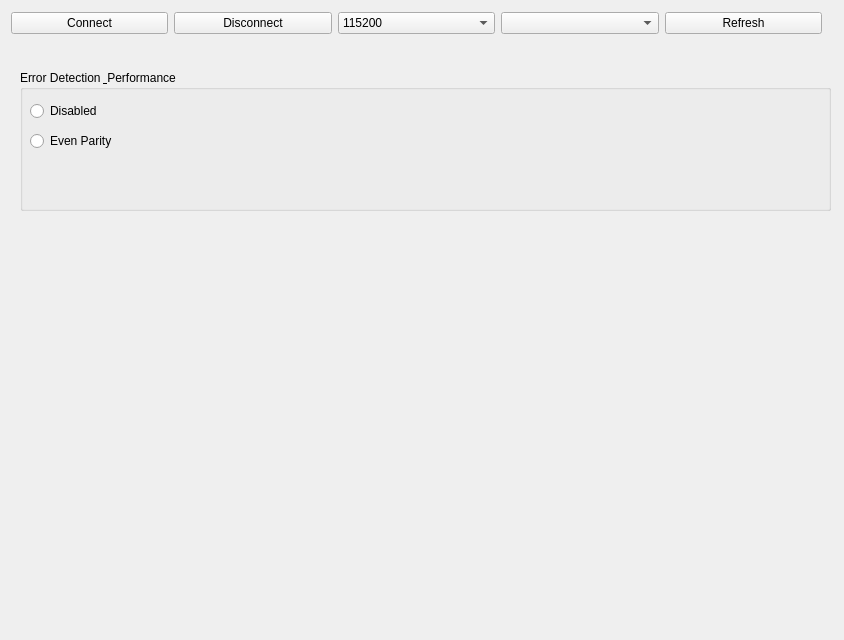
Above: View/tab_setup.ui from AakashKumar21/EmbeddedToolbox-GUI before the change. Below: the same form after it.
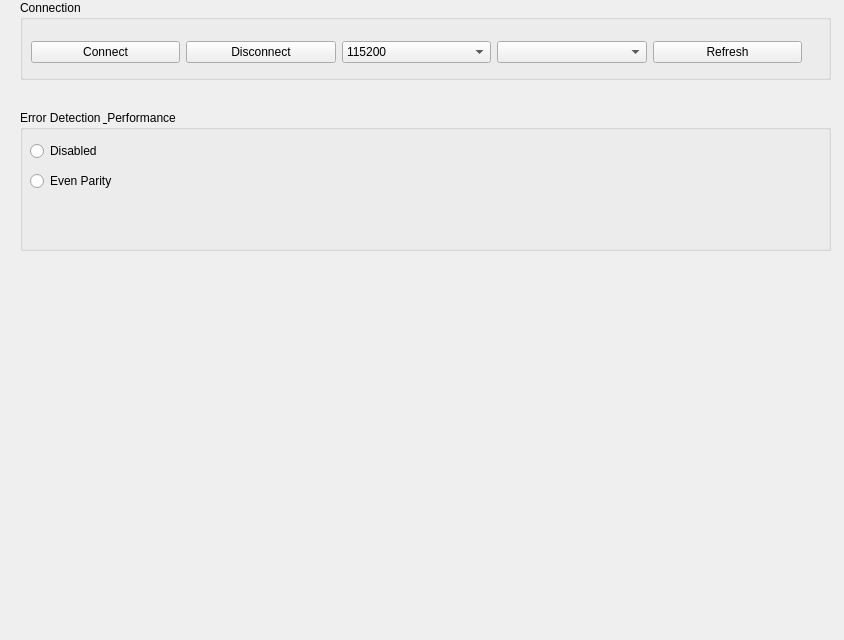
That is the form after the change.

```diff
--- a/View/tab_setup.ui
+++ b/View/tab_setup.ui
@@ -17,7 +17,7 @@
    <property name="geometry">
     <rect>
      <x>20</x>
-     <y>70</y>
+     <y>110</y>
      <width>811</width>
      <height>141</height>
     </rect>
@@ -52,13 +52,25 @@
     </property>
    </widget>
   </widget>
-  <widget class="QWidget" name="layoutWidget">
+  <widget class="QGroupBox" name="groupBox">
+   <property name="geometry">
+    <rect>
+     <x>20</x>
+     <y>0</y>
+     <width>811</width>
+     <height>80</height>
+    </rect>
+   </property>
+   <property name="title">
+    <string>Connection</string>
+   </property>
+   <widget class="QWidget" name="">
    <property name="geometry">
     <rect>
      <x>11</x>
-     <y>10</y>
-     <width>811</width>
-     <height>27</height>
+      <y>27</y>
+      <width>771</width>
+      <height>51</height>
     </rect>
    </property>
    <layout class="QHBoxLayout" name="horizontalLayout">
@@ -106,6 +118,7 @@
      </widget>
     </item>
    </layout>
+   </widget>
   </widget>
  </widget>
  <resources/>
```
Lines whose indentation alone changed are shown as unchanged.
